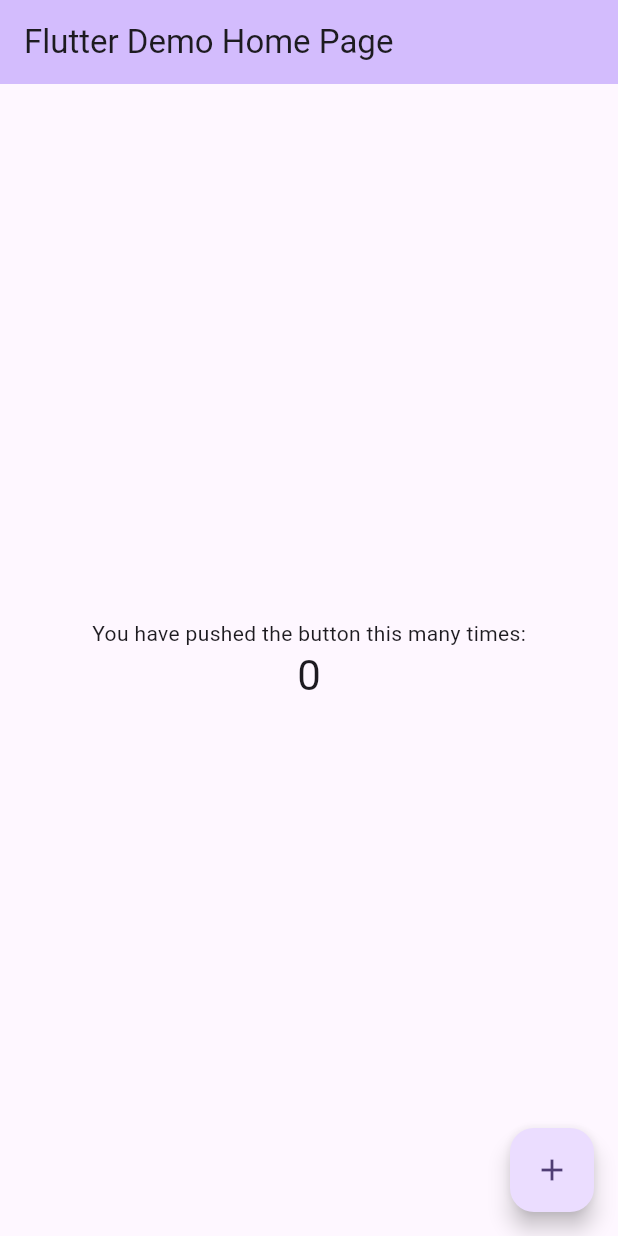
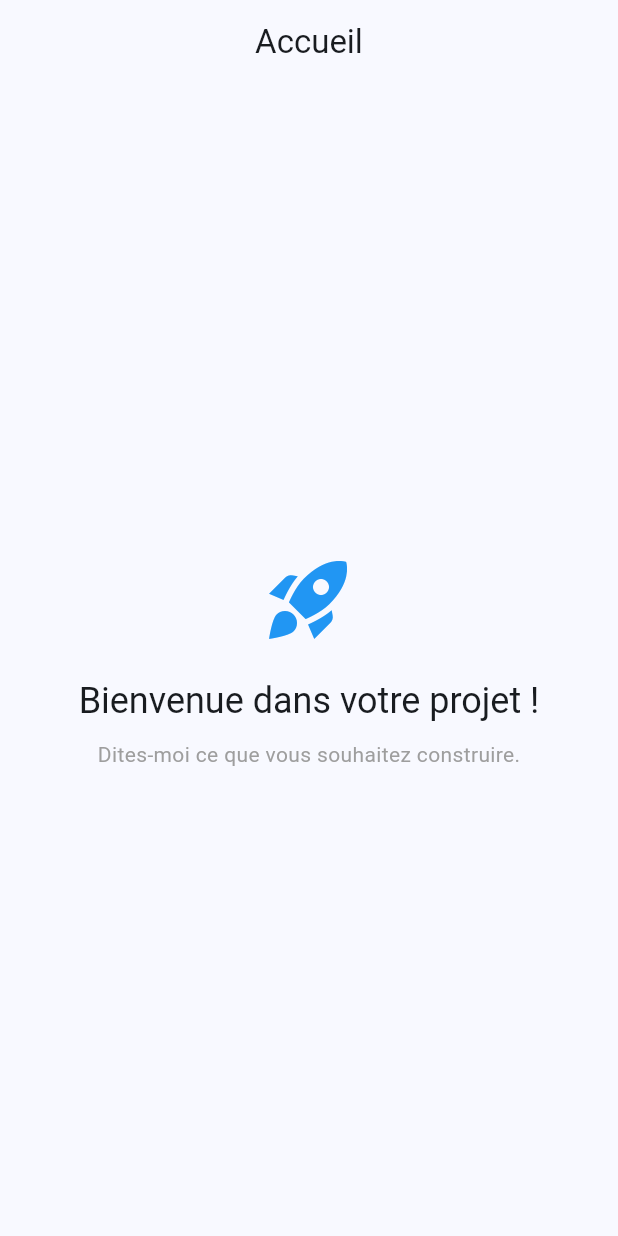
Before and after one commit to could-ai/019b0458-507c-7080-8e50-55ba84f1c2f5, a Flutter app: the screen it shows after launch, on a phone screen of 412 x 824 dp. Run offline on Flutter 3.47's test engine with Material 3 defaults, Android fonts, the phone set to English and light mode, and no system bars.

Commit message:
Cleaned up the default counter app template. Created a fresh starting point with a basic HomeScreen and configured the MaterialApp with proper routing and a clean theme.

```diff
--- a/usr/lib/main.dart
+++ b/usr/lib/main.dart
@@ -7,117 +7,51 @@ void main() {
 class MyApp extends StatelessWidget {
   const MyApp({super.key});
 
-  // This widget is the root of your application.
   @override
   Widget build(BuildContext context) {
     return MaterialApp(
-      title: 'Flutter Demo',
+      title: 'Mon Projet',
       debugShowCheckedModeBanner: false,
       theme: ThemeData(
-        // This is the theme of your application.
-        //
-        // TRY THIS: Try running your application with "flutter run". You'll see
-        // the application has a purple toolbar. Then, without quitting the app,
-        // try changing the seedColor in the colorScheme below to Colors.green
-        // and then invoke "hot reload" (save your changes or press the "hot
-        // reload" button in a Flutter-supported IDE, or press "r" if you used
-        // the command line to start the app).
-        //
-        // Notice that the counter didn't reset back to zero; the application
-        // state is not lost during the reload. To reset the state, use hot
-        // restart instead.
-        //
-        // This works for code too, not just values: Most code changes can be
-        // tested with just a hot reload.
-        colorScheme: ColorScheme.fromSeed(seedColor: Colors.deepPurple),
+        colorScheme: ColorScheme.fromSeed(seedColor: Colors.blue),
+        useMaterial3: true,
       ),
       initialRoute: '/',
       routes: {
-        '/': (context) => const MyHomePage(title: 'Flutter Demo Home Page'),
+        '/': (context) => const HomeScreen(),
       },
     );
   }
 }
 
-class MyHomePage extends StatefulWidget {
-  const MyHomePage({super.key, required this.title});
-
-  // This widget is the home page of your application. It is stateful, meaning
-  // that it has a State object (defined below) that contains fields that affect
-  // how it looks.
-
-  // This class is the configuration for the state. It holds the values (in this
-  // case the title) provided by the parent (in this case the App widget) and
-  // used by the build method of the State. Fields in a Widget subclass are
-  // always marked "final".
-
-  final String title;
-
-  @override
-  State<MyHomePage> createState() => _MyHomePageState();
-}
-
-class _MyHomePageState extends State<MyHomePage> {
-  int _counter = 0;
-
-  void _incrementCounter() {
-    setState(() {
-      // This call to setState tells the Flutter framework that something has
-      // changed in this State, which causes it to rerun the build method below
-      // so that the display can reflect the updated values. If we changed
-      // _counter without calling setState(), then the build method would not be
-      // called again, and so nothing would appear to happen.
-      _counter++;
-    });
-  }
+class HomeScreen extends StatelessWidget {
+  const HomeScreen({super.key});
 
   @override
   Widget build(BuildContext context) {
-    // This method is rerun every time setState is called, for instance as done
-    // by the _incrementCounter method above.
-    //
-    // The Flutter framework has been optimized to make rerunning build methods
-    // fast, so that you can just rebuild anything that needs updating rather
-    // than having to individually change instances of widgets.
     return Scaffold(
       appBar: AppBar(
-        // TRY THIS: Try changing the color here to a specific color (to
-        // Colors.amber, perhaps?) and trigger a hot reload to see the AppBar
-        // change color while the other colors stay the same.
-        backgroundColor: Theme.of(context).colorScheme.inversePrimary,
-        // Here we take the value from the MyHomePage object that was created by
-        // the App.build method, and use it to set our appbar title.
-        title: Text(widget.title),
+        title: const Text('Accueil'),
+        centerTitle: true,
       ),
       body: Center(
-        // Center is a layout widget. It takes a single child and positions it
-        // in the middle of the parent.
         child: Column(
-          // Column is also a layout widget. It takes a list of children and
-          // arranges them vertically. By default, it sizes itself to fit its
-          // children horizontally, and tries to be as tall as its parent.
-          //
-          // Column has various properties to control how it sizes itself and
-          // how it positions its children. Here we use mainAxisAlignment to
-          // center the children vertically; the main axis here is the vertical
-          // axis because Columns are vertical (the cross axis would be
-          // horizontal).
-          //
-          // TRY THIS: Invoke "debug painting" (choose the "Toggle Debug Paint"
-          // action in the IDE, or press "p" in the console), to see the
-          // wireframe for each widget.
           mainAxisAlignment: MainAxisAlignment.center,
-          children: <Widget>[
-            const Text('You have pushed the button this many times:'),
-            Text('$_counter', style: Theme.of(context).textTheme.headlineMedium),
+          children: [
+            const Icon(Icons.rocket_launch, size: 64, color: Colors.blue),
+            const SizedBox(height: 20),
+            Text(
+              'Bienvenue dans votre projet !',
+              style: Theme.of(context).textTheme.headlineSmall,
+            ),
+            const SizedBox(height: 10),
+            const Text(
+              'Dites-moi ce que vous souhaitez construire.',
+              style: TextStyle(color: Colors.grey),
+            ),
           ],
         ),
       ),
-      floatingActionButton: FloatingActionButton(
-        onPressed: _incrementCounter,
-        tooltip: 'Increment',
-        child: const Icon(Icons.add),
-      ), // This trailing comma makes auto-formatting nicer for build methods.
     );
   }
 }
```
